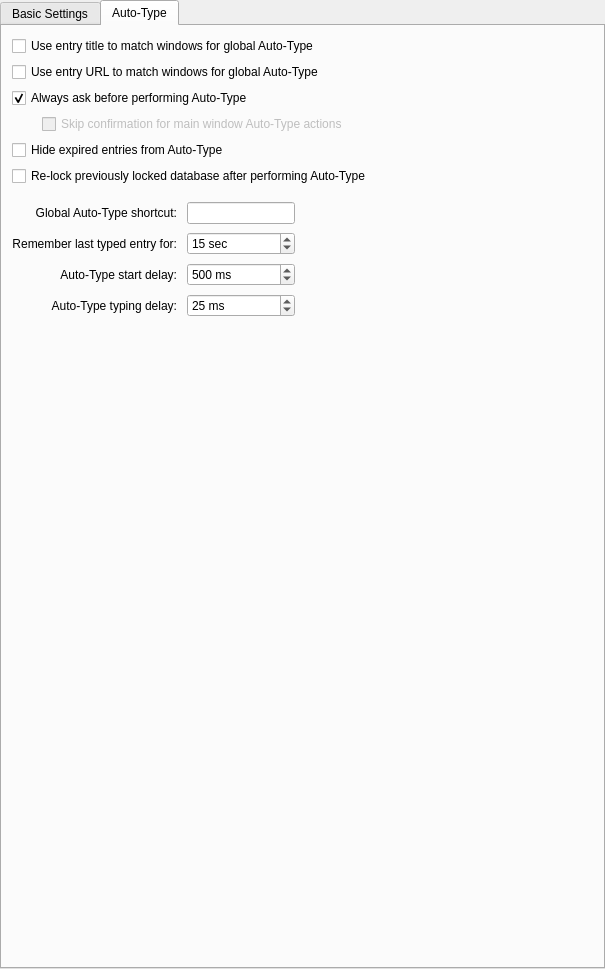
Old version of the form src/gui/ApplicationSettingsWidgetGeneral.ui in the repository OpenVireo/openvireo.
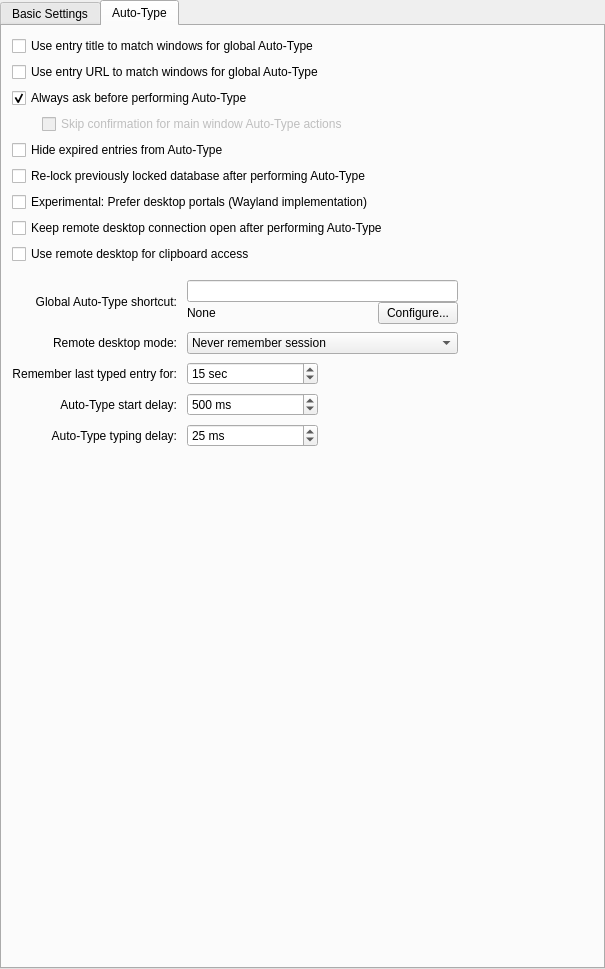
New version of the form. The open tabs and pages were chosen to show the change. Custom widgets are drawn as their Qt base class.

Commit message:
Wayland Auto-Type with XDG Desktop Portals (#13359)
Needs an implementation of global shortcuts to bind the global trigger
and an implementation of remote desktop to type entries.

The edit to the form file:
```diff
--- a/src/gui/ApplicationSettingsWidgetGeneral.ui
+++ b/src/gui/ApplicationSettingsWidgetGeneral.ui
@@ -1259,6 +1259,27 @@
          </property>
         </widget>
        </item>
+       <item>
+        <widget class="QCheckBox" name="autoTypePreferDesktopPortalsCheckBox">
+         <property name="text">
+          <string>Experimental: Prefer desktop portals (Wayland implementation)</string>
+         </property>
+        </widget>
+       </item>
+       <item>
+        <widget class="QCheckBox" name="autoTypeDesktopPortalPersistConnectionCheckBox">
+         <property name="text">
+          <string>Keep remote desktop connection open after performing Auto-Type</string>
+         </property>
+        </widget>
+       </item>
+       <item>
+        <widget class="QCheckBox" name="autoTypeDesktopPortalUseClipboardCheckBox">
+         <property name="text">
+          <string>Use remote desktop for clipboard access</string>
+         </property>
+        </widget>
+       </item>
        <item>
         <spacer name="verticalSpacer_4">
          <property name="orientation">
@@ -1283,33 +1304,7 @@
          <property name="verticalSpacing">
           <number>8</number>
          </property>
-         <item row="2" column="0">
-          <widget class="QLabel" name="autoTypeStartDelayLabel">
-           <property name="text">
-            <string>Auto-Type start delay:</string>
-           </property>
-           <property name="alignment">
-            <set>Qt::AlignRight|Qt::AlignTrailing|Qt::AlignVCenter</set>
-           </property>
-           <property name="buddy">
-            <cstring>autoTypeStartDelaySpinBox</cstring>
-           </property>
-          </widget>
-         </item>
-         <item row="0" column="0">
-          <widget class="QLabel" name="autoTypeShortcutLabel">
-           <property name="text">
-            <string>Global Auto-Type shortcut:</string>
-           </property>
-           <property name="alignment">
-            <set>Qt::AlignRight|Qt::AlignTrailing|Qt::AlignVCenter</set>
-           </property>
-           <property name="buddy">
-            <cstring>autoTypeShortcutWidget</cstring>
-           </property>
-          </widget>
-         </item>
-         <item row="2" column="1">
+         <item row="3" column="1">
           <widget class="QSpinBox" name="autoTypeStartDelaySpinBox">
            <property name="sizePolicy">
             <sizepolicy hsizetype="Preferred" vsizetype="Fixed">
@@ -1341,6 +1336,29 @@
           </widget>
          </item>
          <item row="3" column="0">
+          <widget class="QLabel" name="autoTypeStartDelayLabel">
+           <property name="text">
+            <string>Auto-Type start delay:</string>
+           </property>
+           <property name="alignment">
+            <set>Qt::AlignmentFlag::AlignRight|Qt::AlignmentFlag::AlignTrailing|Qt::AlignmentFlag::AlignVCenter</set>
+           </property>
+           <property name="buddy">
+            <cstring>autoTypeStartDelaySpinBox</cstring>
+           </property>
+          </widget>
+         </item>
+         <item row="1" column="0">
+          <widget class="QLabel" name="autoTypeDesktopPortalPersistModeLabel">
+           <property name="text">
+            <string>Remote desktop mode:</string>
+           </property>
+           <property name="alignment">
+            <set>Qt::AlignmentFlag::AlignRight|Qt::AlignmentFlag::AlignTrailing|Qt::AlignmentFlag::AlignVCenter</set>
+           </property>
+          </widget>
+         </item>
+         <item row="4" column="0">
           <widget class="QLabel" name="autoTypeDelayLabel">
            <property name="text">
             <string>Auto-Type typing delay:</string>
@@ -1353,33 +1371,7 @@
            </property>
           </widget>
          </item>
-         <item row="0" column="2">
-          <spacer name="horizontalSpacer_6">
-           <property name="orientation">
-            <enum>Qt::Horizontal</enum>
-           </property>
-           <property name="sizeHint" stdset="0">
-            <size>
-             <width>0</width>
-             <height>20</height>
-            </size>
-           </property>
-          </spacer>
-         </item>
-         <item row="0" column="1">
-          <widget class="ShortcutWidget" name="autoTypeShortcutWidget">
-           <property name="sizePolicy">
-            <sizepolicy hsizetype="Preferred" vsizetype="Fixed">
-             <horstretch>0</horstretch>
-             <verstretch>0</verstretch>
-            </sizepolicy>
-           </property>
-           <property name="accessibleName">
-            <string>Global auto-type shortcut</string>
-           </property>
-          </widget>
-         </item>
-         <item row="3" column="1">
+         <item row="4" column="1">
           <widget class="QSpinBox" name="autoTypeDelaySpinBox">
            <property name="sizePolicy">
             <sizepolicy hsizetype="Preferred" vsizetype="Fixed">
@@ -1404,7 +1396,45 @@
            </property>
           </widget>
          </item>
-         <item row="1" column="0">
+         <item row="0" column="0">
+          <widget class="QLabel" name="autoTypeShortcutLabel">
+           <property name="text">
+            <string>Global Auto-Type shortcut:</string>
+           </property>
+           <property name="alignment">
+            <set>Qt::AlignmentFlag::AlignRight|Qt::AlignmentFlag::AlignTrailing|Qt::AlignmentFlag::AlignVCenter</set>
+           </property>
+           <property name="buddy">
+            <cstring>autoTypeShortcutWidget</cstring>
+           </property>
+          </widget>
+         </item>
+         <item row="1" column="1" colspan="2">
+          <widget class="QComboBox" name="autoTypeDesktopPortalPersistModeComboBox">
+           <property name="sizePolicy">
+            <sizepolicy hsizetype="Minimum" vsizetype="Fixed">
+             <horstretch>0</horstretch>
+             <verstretch>0</verstretch>
+            </sizepolicy>
+           </property>
+           <item>
+            <property name="text">
+             <string>Never remember session</string>
+            </property>
+           </item>
+           <item>
+            <property name="text">
+             <string>Remember session until exit</string>
+            </property>
+           </item>
+           <item>
+            <property name="text">
+             <string>Remember session until revoked by desktop</string>
+            </property>
+           </item>
+          </widget>
+         </item>
+         <item row="2" column="0">
           <widget class="QLabel" name="autoTypeRetypeLabel">
            <property name="text">
             <string>Remember last typed entry for:</string>
@@ -1414,7 +1444,74 @@
            </property>
           </widget>
          </item>
-         <item row="1" column="1">
+         <item row="0" column="1" colspan="2">
+          <layout class="QVBoxLayout" name="verticalLayout_9">
+           <item>
+            <widget class="ShortcutWidget" name="autoTypeShortcutWidget">
+             <property name="sizePolicy">
+              <sizepolicy hsizetype="Preferred" vsizetype="Fixed">
+               <horstretch>0</horstretch>
+               <verstretch>0</verstretch>
+              </sizepolicy>
+             </property>
+             <property name="accessibleName">
+              <string>Global auto-type shortcut</string>
+             </property>
+             <property name="placeholderText">
+              <string/>
+             </property>
+            </widget>
+           </item>
+           <item>
+            <widget class="QWidget" name="autoTypeShortcutConfigureWidget" native="true">
+             <property name="enabled">
+              <bool>true</bool>
+             </property>
+             <layout class="QHBoxLayout" name="horizontalLayout_8">
+              <property name="spacing">
+               <number>20</number>
+              </property>
+              <property name="leftMargin">
+               <number>0</number>
+              </property>
+              <property name="topMargin">
+               <number>0</number>
+              </property>
+              <property name="rightMargin">
+               <number>0</number>
+              </property>
+              <property name="bottomMargin">
+               <number>0</number>
+              </property>
+              <item>
+               <widget class="QLabel" name="autoTypeShortcutConfigureLabel">
+                <property name="enabled">
+                 <bool>true</bool>
+                </property>
+                <property name="sizePolicy">
+                 <sizepolicy hsizetype="Expanding" vsizetype="Preferred">
+                  <horstretch>0</horstretch>
+                  <verstretch>0</verstretch>
+                 </sizepolicy>
+                </property>
+                <property name="text">
+                 <string>None</string>
+                </property>
+               </widget>
+              </item>
+              <item>
+               <widget class="QPushButton" name="autoTypeShortcutConfigureButton">
+                <property name="text">
+                 <string>Configure...</string>
+                </property>
+               </widget>
+              </item>
+             </layout>
+            </widget>
+           </item>
+          </layout>
+         </item>
+         <item row="2" column="1">
           <widget class="QSpinBox" name="autoTypeRetypeTimeSpinBox">
            <property name="suffix">
             <string comment="Seconds"> sec</string>
@@ -1430,6 +1527,32 @@
            </property>
           </widget>
          </item>
+         <item row="0" column="3">
+          <spacer name="horizontalSpacer_14">
+           <property name="orientation">
+            <enum>Qt::Orientation::Horizontal</enum>
+           </property>
+           <property name="sizeHint" stdset="0">
+            <size>
+             <width>40</width>
+             <height>20</height>
+            </size>
+           </property>
+          </spacer>
+         </item>
+         <item row="2" column="3">
+          <spacer name="horizontalSpacer_6">
+           <property name="orientation">
+            <enum>Qt::Orientation::Horizontal</enum>
+           </property>
+           <property name="sizeHint" stdset="0">
+            <size>
+             <width>40</width>
+             <height>20</height>
+            </size>
+           </property>
+          </spacer>
+         </item>
         </layout>
        </item>
        <item>
```
Left out of the diff: 145 changed lines with no effect on the pictures. The commit also changes 38 other files.
